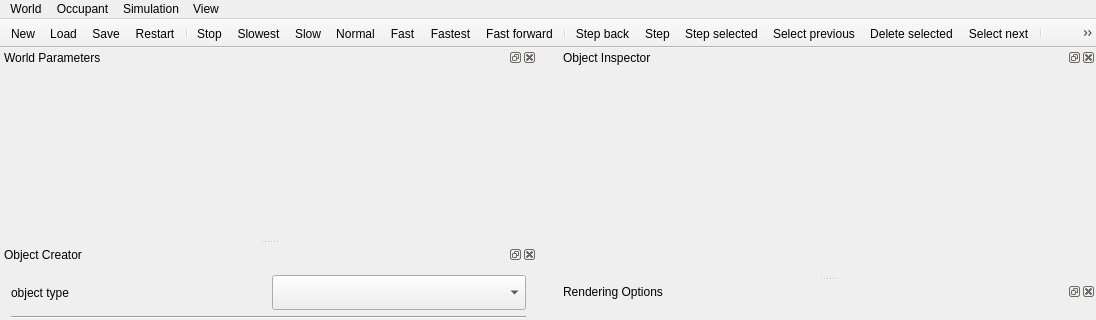
Before: the Qt Designer form gui/mainwindow.ui in taliesinb/floatworld, drawn with Qt 5; both pictures show x 0 to 1096 and y 0 to 320 of the 1096 by 759 pixel window.
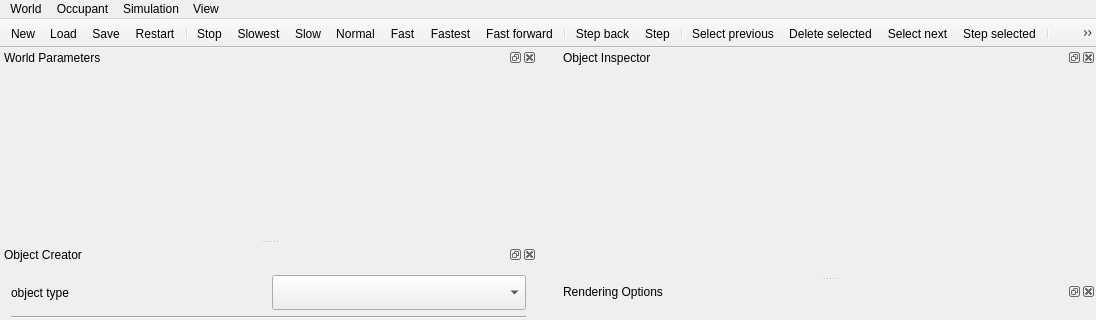
After: the same form once the commit is applied. Icons and pictures are not drawn. Custom widgets are drawn as their Qt base class.

Diff of the .ui file:
```diff
--- a/gui/mainwindow.ui
+++ b/gui/mainwindow.ui
@@ -139,10 +139,11 @@
    <addaction name="separator"/>
    <addaction name="actionStepBack"/>
    <addaction name="actionStep"/>
-   <addaction name="actionIndividualStep"/>
+   <addaction name="separator"/>
    <addaction name="actionPrevOccupant"/>
    <addaction name="actionDeleteSelected"/>
    <addaction name="actionNextOccupant"/>
+   <addaction name="actionIndividualStep"/>
    <addaction name="separator"/>
    <addaction name="actionZoomOut"/>
    <addaction name="actionZoomIn"/>
```
Left out of the diff: 5 changed lines with no effect on the pictures.
